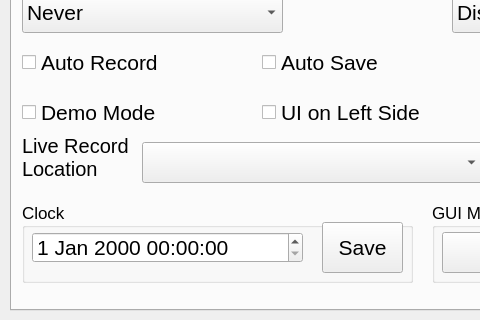
krontech/chronos-cam-app, file src/utilwindow.ui: the form before one commit; both pictures show x 0 to 480 and y 160 to 480 of the 800 by 480 pixel window.
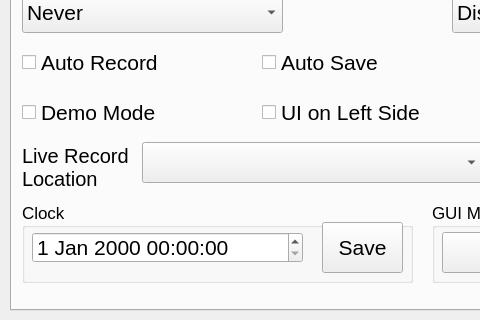
The form after the commit. The open tabs and pages were chosen to show the change. Custom widgets are drawn as their Qt base class.

Diff of the .ui file:
```diff
--- a/src/utilwindow.ui
+++ b/src/utilwindow.ui
@@ -544,7 +544,7 @@
      <property name="geometry">
       <rect>
        <x>10</x>
-       <y>280</y>
+       <y>290</y>
        <width>111</width>
        <height>51</height>
       </rect>
```
Left out of the diff: 2 changed lines with no effect on the pictures.
